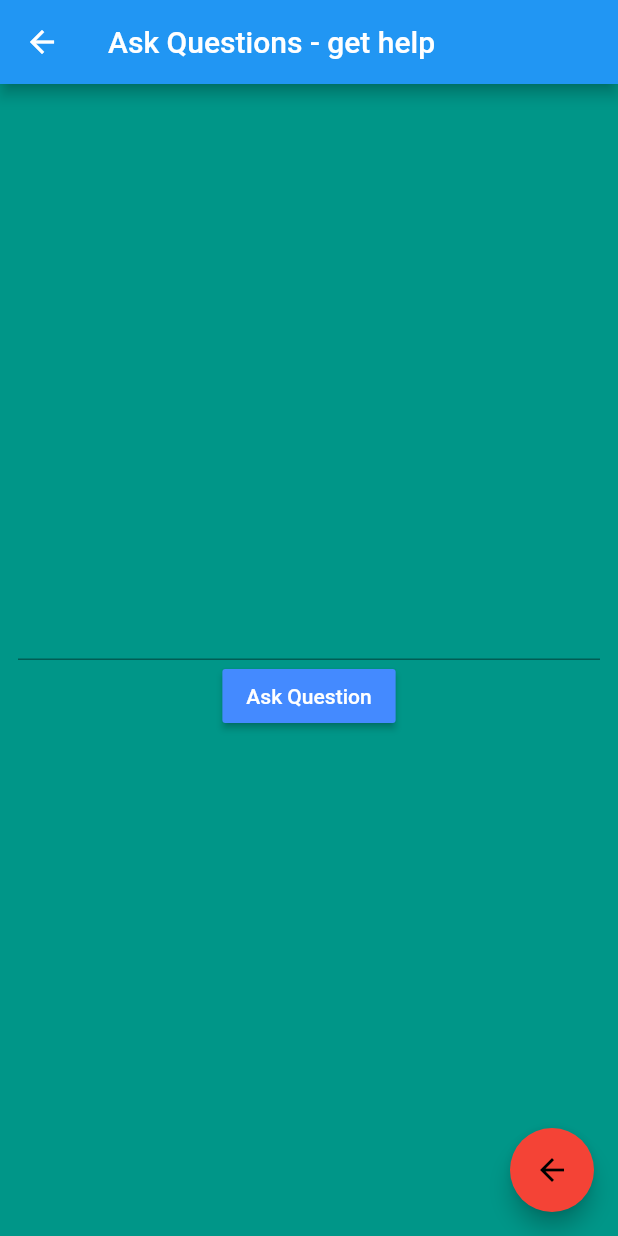
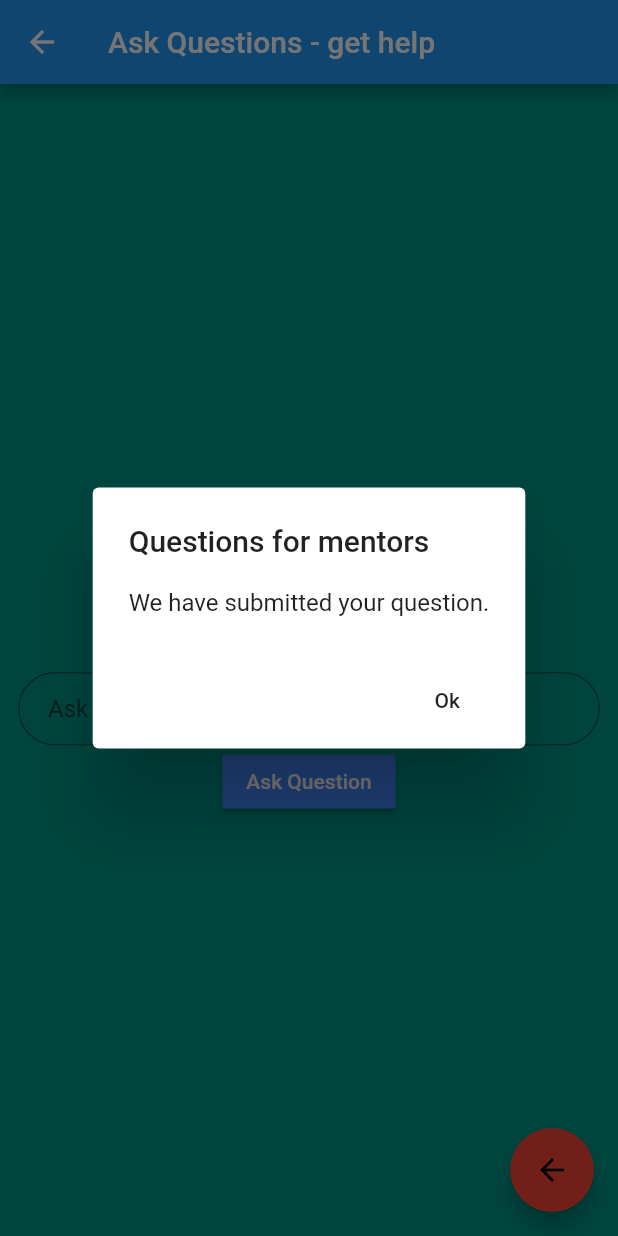
Before and after one commit to cabhilash/flutterhackroc19, a Flutter app: the SecondScreen screen opened directly, after a tap on "Ask Question", on a phone screen of 412 x 824 dp. Run offline on Flutter 3.47's test engine with Material 2 defaults, Android fonts, the phone set to English and light mode, and no system bars.

```diff
--- a/lib/main.dart
+++ b/lib/main.dart
@@ -120,12 +120,36 @@ class _MyHomePageState extends State<MyHomePage> {
 
 class SecondScreen extends StatelessWidget {
   final TextEditingController controller = new TextEditingController();
-  void _showcontent() {
-
-  }
 
   @override
   Widget build(BuildContext context) {
+
+  void _showcontent() {
+    showDialog<Null>(
+    context: context,
+    barrierDismissible: false, // user must tap button!
+    builder: (BuildContext context) {
+      return new AlertDialog(
+        title: new Text('Questions for mentors'),
+        content: new SingleChildScrollView(
+          child: new ListBody(
+            children: <Widget>[
+              new Text('We have submitted your question.'),
+            ],
+          ),
+        ),
+        actions: <Widget>[
+          new FlatButton(
+            child: new Text('Ok'),
+            onPressed: () {
+              Navigator.of(context).pop();
+            },
+          ),
+        ],
+      );
+    },
+  );
+}
     void _goBack()
     {
       Navigator.pop(context);
@@ -141,7 +165,15 @@ class SecondScreen extends StatelessWidget {
               crossAxisAlignment: CrossAxisAlignment.center,
               mainAxisAlignment: MainAxisAlignment.center,
               children: <Widget>[
-                new TextField( keyboardType: TextInputType.multiline, maxLines: null,),
+                new RaisedButton(onPressed: _showcontent, color: Colors.redAccent,
+                        child: new Text('Show avialable mentors', style: TextStyle(color: Colors.white)),
+              ),
+              SizedBox(height: 65.0),
+                new TextField( keyboardType: TextInputType.multiline, maxLines: null,
+                decoration: InputDecoration( contentPadding: EdgeInsets.fromLTRB(20.0, 15.0, 20.0, 15.0),
+                   hintText: "Ask question to mentor",
+                    border: OutlineInputBorder(borderRadius: BorderRadius.circular(32.0))) ,
+                    ),
                 new RaisedButton(onPressed: _showcontent, color: Colors.blueAccent,
                         child: new Text('Ask Question', style: TextStyle(color: Colors.white)),
               ),
```
